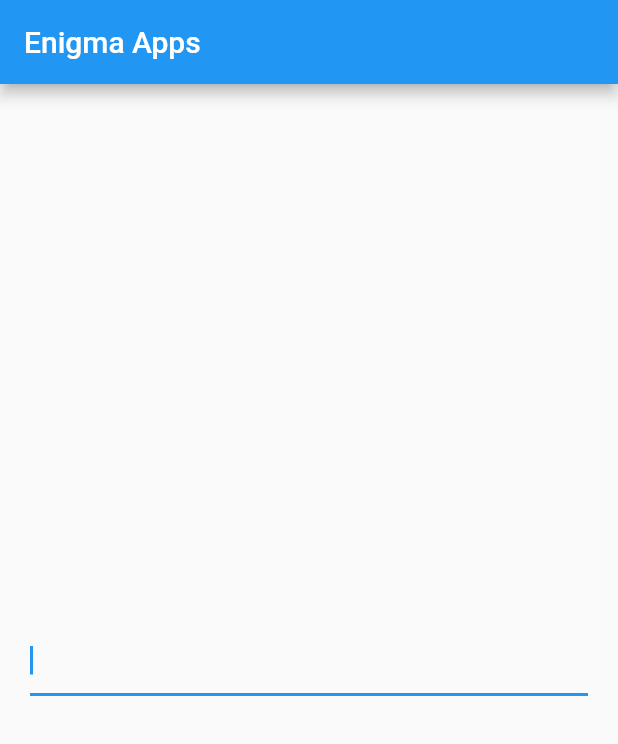
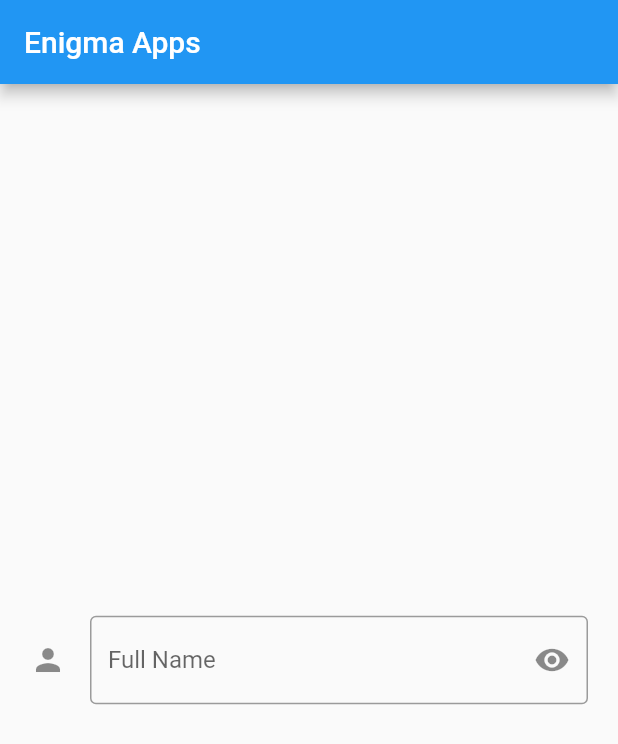
Before and after one commit to jutionck/beginning-flutter-course, a Flutter app: the screen it shows after launch, on a phone screen of 412 x 824 dp. Shown: the top 744 px of the screen. Run offline on Flutter 3.47's test engine with Material 2 defaults, Android fonts, the phone set to English and light mode, and no system bars.

Commit message:
Praktik penggunaan TextField Widget #2: Decoration

```diff
--- a/lib/main.dart
+++ b/lib/main.dart
@@ -18,13 +18,30 @@ class MyApp extends StatelessWidget {
           child: Padding(
             padding: const EdgeInsets.all(20),
             child: TextField(
-              autocorrect: true, // auto correct word dalam bahasa inggris
-              autofocus: true,
-              enableInteractiveSelection: true, // untuk copy paste
-              enabled: true,
-              // obscureText: false, // hidden word ketika mengetik e.g password
-              // obscuringCharacter: "#", // memberikan custom hidden
-              keyboardType: TextInputType.phone, // type input
+              autofocus: false,
+              showCursor: true, // memberikan decoration pada cursor input, default true
+              cursorColor: Colors.amber,
+              // cursorWidth: 10,
+              // cursorHeight: 25,
+              // cursorRadius: Radius.circular(20),
+              textAlign: TextAlign.start,
+              // memberikan efek setiap kata huruf besar ada banyak pilihan, seperti words, characters dll
+              textCapitalization: TextCapitalization.none,
+              style: TextStyle(
+                color: Colors.red
+              ),
+              decoration: InputDecoration( // memberikan decoration icon diluar field
+                icon: Icon(Icons.person),
+                border: OutlineInputBorder(),
+                // prefixIcon: Icon(Icons.phone), // memberikan icon di dalam field (start)
+                  suffixIcon: IconButton( // memberikan icon di dalam filed (end)
+                   icon: Icon(Icons.remove_red_eye),
+                   onPressed: () {},
+                  ),
+                // prefixText: "Hp", // memberikan field name
+                hintText: "Masukkan nama anda",
+                labelText: "Full Name" // memberikan label field
+              ),
             ),
           ),
         ),
```
